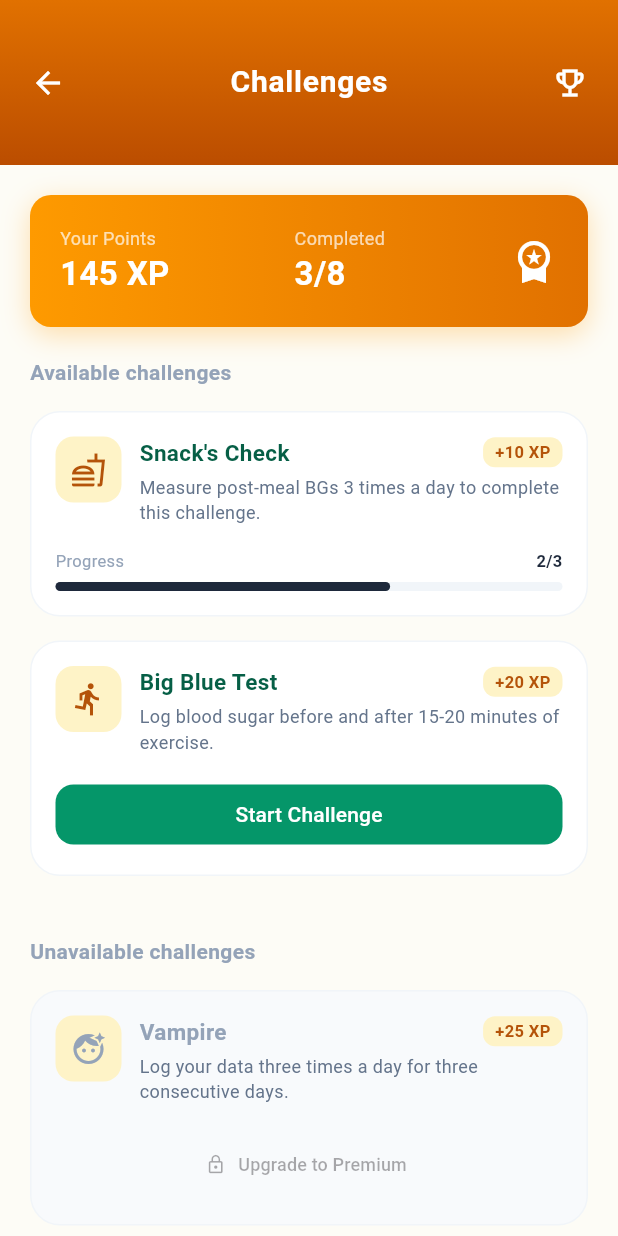
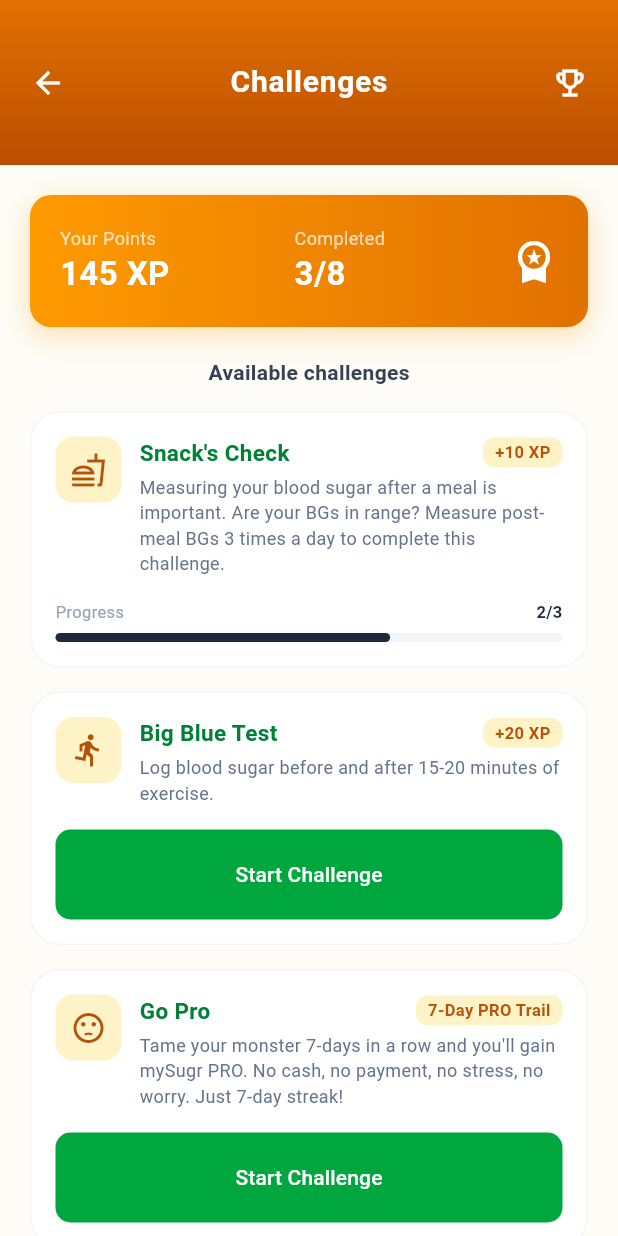
Before and after one commit to IsmailCoder366/Dialens, a Flutter app: the ChallengesScreen screen opened by its route, on a phone screen of 412 x 824 dp. Run offline on Flutter 3.47's test engine with Material 3 defaults, Android fonts, the phone set to English and light mode, and no system bars; our stand-ins replace fl_chart.

Commit message:
challenges screen completed

```diff
--- a/lib/features/challenges/screens/challenge_screen.dart
+++ b/lib/features/challenges/screens/challenge_screen.dart
@@ -49,20 +49,19 @@ class ChallengesScreen extends StatelessWidget {
             Padding(
               padding: const EdgeInsets.symmetric(horizontal: 20),
               child: Column(
-                crossAxisAlignment: CrossAxisAlignment.start,
+                crossAxisAlignment: CrossAxisAlignment.center,
                 children: [
-                  const Text("Available challenges", style: TextStyle(color: Color(0xFF94A3B8), fontWeight: FontWeight.bold)),
+                  const Text("Available challenges", style: TextStyle(color: Color(0xFF364153), fontWeight: FontWeight.bold)),
                   const SizedBox(height: 16),
 
                   const ChallengeCard(
                     title: "Snack's Check",
-                    description: "Measure post-meal BGs 3 times a day to complete this challenge.",
+                    description: "Measuring your blood sugar after a meal is important. Are your BGs in range? Measure post-meal BGs 3 times a day to complete this challenge.",
                     xp: "+10 XP",
                     progress: 0.66,
                     progressText: "2/3",
                     icon: Icon(Icons.fastfood_outlined, color: Color(0xFFB45309)),
                   ),
-
                   ChallengeCard(
                     title: "Big Blue Test",
                     description: "Log blood sugar before and after 15-20 minutes of exercise.",
@@ -70,17 +69,39 @@ class ChallengesScreen extends StatelessWidget {
                     icon: const Icon(Icons.directions_run, color: Color(0xFFB45309)),
                     onTap: () {},
                   ),
+                  ChallengeCard(
+                    title: "Go Pro",
+                    description: "Tame your monster 7-days in a row and you'll gain mySugr PRO. No cash, no payment, no stress, no worry. Just 7-day streak!",
+                    xp: "7-Day PRO Trail",
+                    icon: const Icon(Icons.sentiment_dissatisfied, color: Color(0xFFB45309)),
+                    onTap: () {},
+                  ),
+                  const SizedBox(height: 24),
 
-                  const SizedBox(height: 24),
+
                   const Text("Unavailable challenges", style: TextStyle(color: Color(0xFF94A3B8), fontWeight: FontWeight.bold)),
                   const SizedBox(height: 16),
 
                   const ChallengeCard(
                     title: "Vampire",
-                    description: "Log your data three times a day for three consecutive days.",
+                    description: "You've won the Rookie challenge, now it's all about blood. Heaps of blood! Suck your own sweet, red juice before a vampire does it for you.",
                     xp: "+25 XP",
                     isLocked: true,
                     icon: Icon(Icons.face_retouching_natural, color: Color(0xFF94A3B8)),
+                  ),
+                  const ChallengeCard(
+                    title: "Sweat it",
+                    description: "Are you up for some action? No sweat without sweat! So, put on your sports duds and get your sweat glands going! Log sports activities 5 times.",
+                    xp: "+25 XP",
+                    isLocked: true,
+                    icon: Icon(Icons.foggy, color: Color(0xFF94A3B8)),
+                  ),
+                  const ChallengeCard(
+                    title: "Your monster",
+                    description: "Want your own, cute hairy little monster? You'll build your own cool little monster if you maintain a streak for 7 days.",
+                    xp: "+25 XP",
+                    isLocked: true,
+                    icon: Icon(Icons.monetization_on_outlined, color: Color(0xFF94A3B8)),
                   ),
 
                   // --- UPGRADE BANNER ---
--- a/lib/features/challenges/widgets/challenge_card.dart
+++ b/lib/features/challenges/widgets/challenge_card.dart
@@ -57,7 +57,7 @@ class ChallengeCard extends StatelessWidget {
                         Text(title, style: TextStyle(
                             fontWeight: FontWeight.bold,
                             fontSize: 15,
-                            color: isLocked ? const Color(0xFF94A3B8) : const Color(0xFF065F46)
+                            color: Color(0xff008236)
                         )),
                         Container(
                           padding: const EdgeInsets.symmetric(horizontal: 8, vertical: 2),
@@ -101,10 +101,11 @@ class ChallengeCard extends StatelessWidget {
               child: ElevatedButton(
                 onPressed: onTap,
                 style: ElevatedButton.styleFrom(
-                  backgroundColor: const Color(0xFF059669),
+                  minimumSize: Size(350, 60),
+                  backgroundColor: const Color(0xFF00A63E),
                   foregroundColor: Colors.white,
                   elevation: 0,
-                  shape: RoundedRectangleBorder(borderRadius: BorderRadius.circular(12)),
+                  shape: RoundedRectangleBorder(borderRadius: BorderRadius.circular(10)),
                 ),
                 child: const Text("Start Challenge"),
               ),
```
